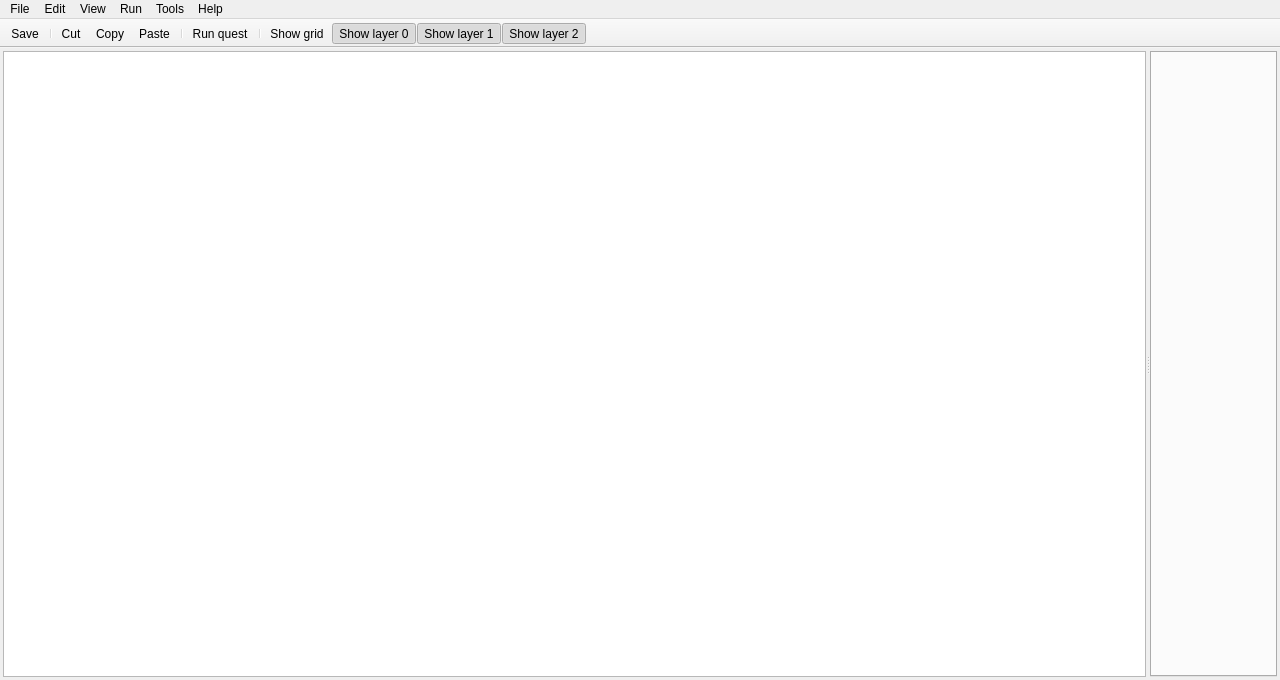
solarus-games/solarus-quest-editor, file src/gui/main_window.ui: the form before one commit.
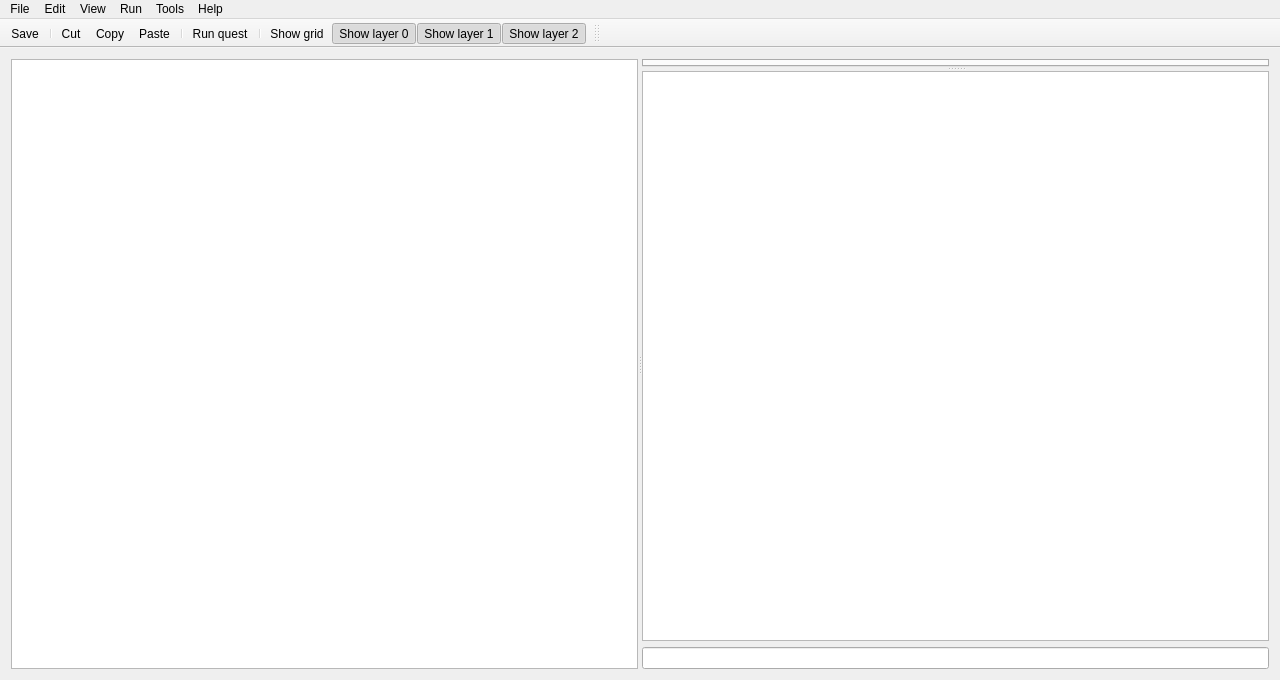
The form after the commit. Icons and pictures are not drawn. Custom widgets are drawn as their Qt base class.

Commit message: Adding an execution console widget

```diff
--- a/src/gui/main_window.ui
+++ b/src/gui/main_window.ui
@@ -14,27 +14,9 @@
    <string>Solarus Quest Editor</string>
   </property>
   <widget class="QWidget" name="central_widget">
-   <layout class="QHBoxLayout" name="horizontalLayout">
-    <property name="leftMargin">
-     <number>3</number>
-    </property>
-    <property name="topMargin">
-     <number>3</number>
-    </property>
-    <property name="rightMargin">
-     <number>3</number>
-    </property>
-    <property name="bottomMargin">
-     <number>3</number>
-    </property>
+   <layout class="QVBoxLayout" name="verticalLayout">
     <item>
-     <widget class="QSplitter" name="splitter">
-      <property name="sizePolicy">
-       <sizepolicy hsizetype="Expanding" vsizetype="Expanding">
-        <horstretch>0</horstretch>
-        <verstretch>0</verstretch>
-       </sizepolicy>
-      </property>
+     <widget class="QSplitter" name="quest_tree_splitter">
       <property name="orientation">
        <enum>Qt::Horizontal</enum>
       </property>
@@ -46,7 +28,34 @@
         </sizepolicy>
        </property>
       </widget>
-      <widget class="EditorTabs" name="tab_widget"/>
+      <widget class="QSplitter" name="console_splitter">
+       <property name="orientation">
+        <enum>Qt::Vertical</enum>
+       </property>
+       <widget class="EditorTabs" name="tab_widget"/>
+       <widget class="QWidget" name="console_widget" native="true">
+        <layout class="QVBoxLayout" name="console_layout">
+         <property name="leftMargin">
+          <number>0</number>
+         </property>
+         <property name="topMargin">
+          <number>0</number>
+         </property>
+         <property name="rightMargin">
+          <number>0</number>
+         </property>
+         <property name="bottomMargin">
+          <number>0</number>
+         </property>
+         <item>
+          <widget class="QListView" name="console_output_view"/>
+         </item>
+         <item>
+          <widget class="QLineEdit" name="console_field"/>
+         </item>
+        </layout>
+       </widget>
+      </widget>
      </widget>
     </item>
    </layout>
@@ -146,6 +155,17 @@
    <addaction name="action_show_layer_1"/>
    <addaction name="action_show_layer_2"/>
   </widget>
+  <widget class="QToolBar" name="toolBar">
+   <property name="windowTitle">
+    <string>toolBar</string>
+   </property>
+   <attribute name="toolBarArea">
+    <enum>TopToolBarArea</enum>
+   </attribute>
+   <attribute name="toolBarBreak">
+    <bool>false</bool>
+   </attribute>
+  </widget>
   <action name="action_new_quest">
    <property name="text">
     <string>New quest...</string>
```
Left out of the diff: 15 changed lines with no effect on the pictures. The commit also changes 2 other files.
